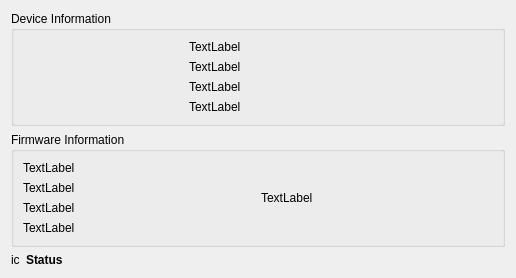
Before: the Qt Designer form ground/openpilotgcs/src/plugins/uploader/runningdevicewidget.ui in openpilot/OpenPilot, drawn with Qt 5.
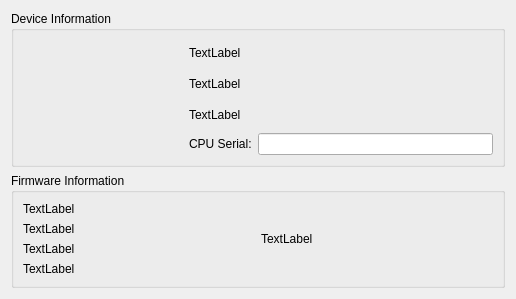
After: the same form once the commit is applied.

Commit message: Attempt at making the new uploader gadget a bit more compact for smaller screens, make warning icon consistent with the rest of the icons.

```diff
--- a/ground/openpilotgcs/src/plugins/uploader/runningdevicewidget.ui
+++ b/ground/openpilotgcs/src/plugins/uploader/runningdevicewidget.ui
@@ -7,7 +7,7 @@
     <x>0</x>
     <y>0</y>
     <width>516</width>
-    <height>253</height>
+    <height>299</height>
    </rect>
   </property>
   <property name="windowTitle">
@@ -34,6 +34,15 @@
         <property name="frameShape">
          <enum>QFrame::NoFrame</enum>
         </property>
+        <property name="frameShadow">
+         <enum>QFrame::Plain</enum>
+        </property>
+        <property name="verticalScrollBarPolicy">
+         <enum>Qt::ScrollBarAlwaysOff</enum>
+        </property>
+        <property name="horizontalScrollBarPolicy">
+         <enum>Qt::ScrollBarAlwaysOff</enum>
+        </property>
        </widget>
       </item>
       <item>
@@ -60,11 +69,22 @@
          </widget>
         </item>
         <item>
-         <widget class="QLabel" name="lblCPU">
-          <property name="text">
-           <string>TextLabel</string>
-          </property>
-         </widget>
+         <layout class="QHBoxLayout" name="horizontalLayout">
+          <item>
+           <widget class="QLabel" name="lblCPU">
+            <property name="text">
+             <string>CPU Serial:</string>
+            </property>
+           </widget>
+          </item>
+          <item>
+           <widget class="QLineEdit" name="CPUSerial">
+            <property name="readOnly">
+             <bool>true</bool>
+            </property>
+           </widget>
+          </item>
+         </layout>
         </item>
        </layout>
       </item>
@@ -119,40 +139,6 @@
      </layout>
     </widget>
    </item>
-   <item>
-    <layout class="QGridLayout" name="gridLayout">
-     <item row="3" column="0" colspan="2">
-      <layout class="QHBoxLayout" name="horizontalLayout">
-       <item>
-        <widget class="QLabel" name="statusIcon">
-         <property name="text">
-          <string>ic</string>
-         </property>
-        </widget>
-       </item>
-       <item>
-        <widget class="QLabel" name="statusLabel">
-         <property name="sizePolicy">
-          <sizepolicy hsizetype="MinimumExpanding" vsizetype="Preferred">
-           <horstretch>0</horstretch>
-           <verstretch>0</verstretch>
-          </sizepolicy>
-         </property>
-         <property name="font">
-          <font>
-           <weight>75</weight>
-           <bold>true</bold>
-          </font>
-         </property>
-         <property name="text">
-          <string>Status</string>
-         </property>
-        </widget>
-       </item>
-      </layout>
-     </item>
-    </layout>
-   </item>
   </layout>
  </widget>
  <resources/>
```
The commit also changes 6 other files.
